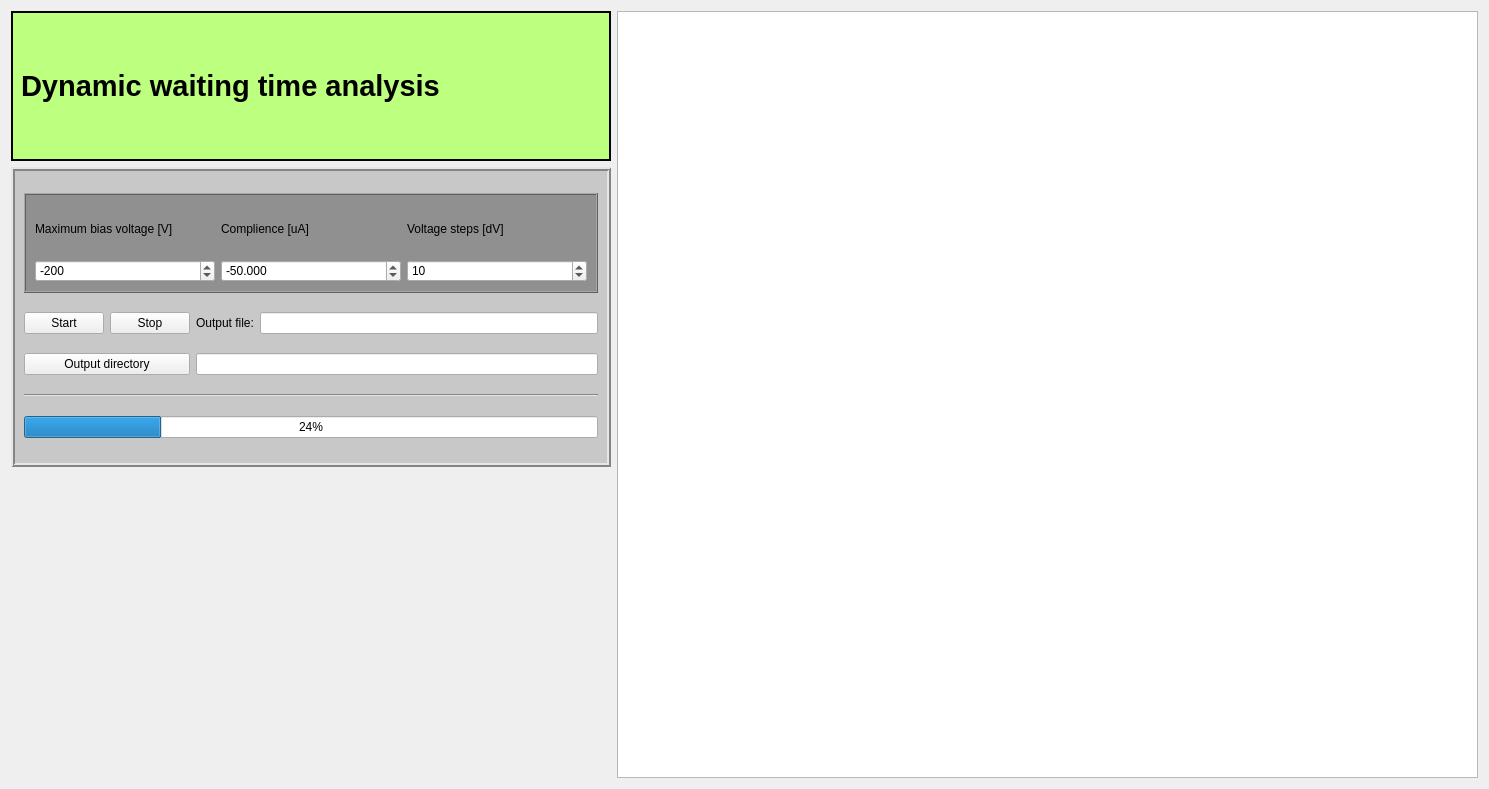
Chilldose/COMET, file modules/QT_Designer_UI/dynamicwaiting.ui: the form before one commit.
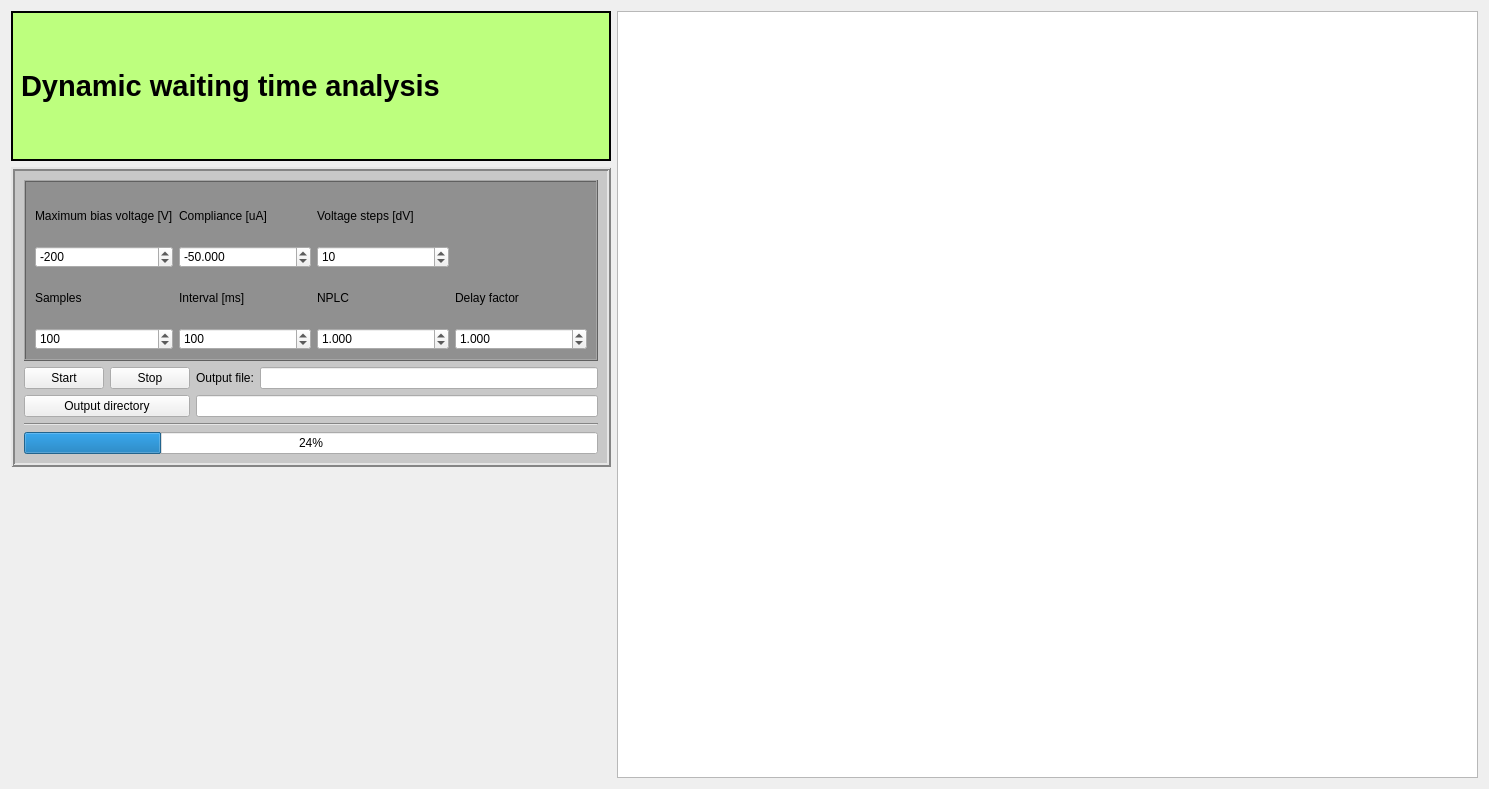
The form after the commit. Custom widgets are drawn as their Qt base class.

```diff
--- a/modules/QT_Designer_UI/dynamicwaiting.ui
+++ b/modules/QT_Designer_UI/dynamicwaiting.ui
@@ -52,27 +52,6 @@
      </property>
     </widget>
    </item>
-   <item row="0" column="1" rowspan="3">
-    <widget class="PlotWidget" name="current_plot">
-     <property name="sizePolicy">
-      <sizepolicy hsizetype="Expanding" vsizetype="Expanding">
-       <horstretch>0</horstretch>
-       <verstretch>0</verstretch>
-      </sizepolicy>
-     </property>
-     <property name="minimumSize">
-      <size>
-       <width>0</width>
-       <height>0</height>
-      </size>
-     </property>
-     <property name="font">
-      <font>
-       <pointsize>10</pointsize>
-      </font>
-     </property>
-    </widget>
-   </item>
    <item row="1" column="0">
     <widget class="QFrame" name="DoIVCVframe">
      <property name="maximumSize">
@@ -97,12 +76,70 @@
       <number>2</number>
      </property>
      <layout class="QGridLayout" name="gridLayout_2">
-      <item row="0" column="0" colspan="4">
+      <item row="2" column="3" colspan="2">
+       <widget class="QLineEdit" name="output_directory">
+        <property name="enabled">
+         <bool>true</bool>
+        </property>
+        <property name="autoFillBackground">
+         <bool>false</bool>
+        </property>
+        <property name="clearButtonEnabled">
+         <bool>false</bool>
+        </property>
+       </widget>
+      </item>
+      <item row="3" column="0" colspan="5">
+       <widget class="Line" name="line">
+        <property name="orientation">
+         <enum>Qt::Horizontal</enum>
+        </property>
+       </widget>
+      </item>
+      <item row="1" column="3">
+       <widget class="QLabel" name="label">
+        <property name="text">
+         <string>Output file:</string>
+        </property>
+       </widget>
+      </item>
+      <item row="1" column="4">
+       <widget class="QLineEdit" name="output_file"/>
+      </item>
+      <item row="1" column="0">
+       <widget class="QPushButton" name="StartButton">
+        <property name="text">
+         <string>Start</string>
+        </property>
+       </widget>
+      </item>
+      <item row="4" column="0" colspan="5">
+       <widget class="QProgressBar" name="progressBar">
+        <property name="value">
+         <number>24</number>
+        </property>
+       </widget>
+      </item>
+      <item row="1" column="1" colspan="2">
+       <widget class="QPushButton" name="StopButton">
+        <property name="text">
+         <string>Stop</string>
+        </property>
+       </widget>
+      </item>
+      <item row="2" column="0" colspan="3">
+       <widget class="QPushButton" name="change_directory">
+        <property name="text">
+         <string>Output directory</string>
+        </property>
+       </widget>
+      </item>
+      <item row="0" column="0" colspan="5">
        <widget class="QFrame" name="IV_settings_settings">
         <property name="maximumSize">
          <size>
           <width>16777215</width>
-          <height>100</height>
+          <height>200</height>
          </size>
         </property>
         <property name="font">
@@ -122,34 +159,60 @@
          <enum>QFrame::Raised</enum>
         </property>
         <layout class="QGridLayout" name="gridLayout">
-         <item row="1" column="2">
+         <item row="4" column="0">
+          <widget class="QDoubleSpinBox" name="samples_spinBox">
+           <property name="decimals">
+            <number>0</number>
+           </property>
+           <property name="minimum">
+            <double>0.000000000000000</double>
+           </property>
+           <property name="maximum">
+            <double>1000.000000000000000</double>
+           </property>
+           <property name="singleStep">
+            <double>10.000000000000000</double>
+           </property>
+           <property name="value">
+            <double>100.000000000000000</double>
+           </property>
+          </widget>
+         </item>
+         <item row="3" column="2">
+          <widget class="QLabel" name="max_voltage_label_IV_4">
+           <property name="text">
+            <string>NPLC</string>
+           </property>
+          </widget>
+         </item>
+         <item row="4" column="2">
+          <widget class="QDoubleSpinBox" name="NPLC_spinbox">
+           <property name="decimals">
+            <number>3</number>
+           </property>
+           <property name="minimum">
+            <double>0.001000000000000</double>
+           </property>
+           <property name="maximum">
+            <double>25.000000000000000</double>
+           </property>
+           <property name="singleStep">
+            <double>0.500000000000000</double>
+           </property>
+           <property name="value">
+            <double>1.000000000000000</double>
+           </property>
+          </widget>
+         </item>
+         <item row="0" column="2">
           <widget class="QLabel" name="voltages_steps_label">
            <property name="text">
             <string>Voltage steps [dV]</string>
            </property>
           </widget>
          </item>
-         <item row="2" column="0">
-          <widget class="QDoubleSpinBox" name="max_voltage_IV">
-           <property name="decimals">
-            <number>0</number>
-           </property>
-           <property name="minimum">
-            <double>-1000.000000000000000</double>
-           </property>
-           <property name="maximum">
-            <double>0.000000000000000</double>
-           </property>
-           <property name="singleStep">
-            <double>10.000000000000000</double>
-           </property>
-           <property name="value">
-            <double>-200.000000000000000</double>
-           </property>
-          </widget>
-         </item>
          <item row="2" column="1">
-          <widget class="QDoubleSpinBox" name="complience_IV">
+          <widget class="QDoubleSpinBox" name="compliance_IV">
            <property name="decimals">
             <number>3</number>
            </property>
@@ -167,10 +230,17 @@
            </property>
           </widget>
          </item>
-         <item row="1" column="1">
+         <item row="0" column="1">
           <widget class="QLabel" name="complience_label_IV">
            <property name="text">
-            <string>Complience [uA]</string>
+            <string>Compliance [uA]</string>
+           </property>
+          </widget>
+         </item>
+         <item row="3" column="1">
+          <widget class="QLabel" name="max_voltage_label_IV_3">
+           <property name="text">
+            <string>Interval [ms]</string>
            </property>
           </widget>
          </item>
@@ -190,77 +260,111 @@
            </property>
           </widget>
          </item>
-         <item row="1" column="0">
+         <item row="0" column="0">
           <widget class="QLabel" name="max_voltage_label_IV">
            <property name="text">
             <string>Maximum bias voltage [V]</string>
            </property>
           </widget>
          </item>
+         <item row="3" column="0">
+          <widget class="QLabel" name="max_voltage_label_IV_2">
+           <property name="text">
+            <string>Samples</string>
+           </property>
+          </widget>
+         </item>
+         <item row="2" column="0">
+          <widget class="QDoubleSpinBox" name="max_voltage_IV">
+           <property name="decimals">
+            <number>0</number>
+           </property>
+           <property name="minimum">
+            <double>-1000.000000000000000</double>
+           </property>
+           <property name="maximum">
+            <double>0.000000000000000</double>
+           </property>
+           <property name="singleStep">
+            <double>10.000000000000000</double>
+           </property>
+           <property name="value">
+            <double>-200.000000000000000</double>
+           </property>
+          </widget>
+         </item>
+         <item row="4" column="1">
+          <widget class="QDoubleSpinBox" name="interval_spinbox">
+           <property name="decimals">
+            <number>0</number>
+           </property>
+           <property name="minimum">
+            <double>0.000000000000000</double>
+           </property>
+           <property name="maximum">
+            <double>1000.000000000000000</double>
+           </property>
+           <property name="singleStep">
+            <double>10.000000000000000</double>
+           </property>
+           <property name="value">
+            <double>100.000000000000000</double>
+           </property>
+          </widget>
+         </item>
+         <item row="4" column="3">
+          <widget class="QDoubleSpinBox" name="delay_spinbox">
+           <property name="decimals">
+            <number>3</number>
+           </property>
+           <property name="minimum">
+            <double>0.001000000000000</double>
+           </property>
+           <property name="maximum">
+            <double>2.000000000000000</double>
+           </property>
+           <property name="singleStep">
+            <double>0.100000000000000</double>
+           </property>
+           <property name="value">
+            <double>1.000000000000000</double>
+           </property>
+          </widget>
+         </item>
+         <item row="3" column="3">
+          <widget class="QLabel" name="max_voltage_label_IV_5">
+           <property name="text">
+            <string>Delay factor</string>
+           </property>
+          </widget>
+         </item>
         </layout>
        </widget>
       </item>
-      <item row="1" column="0">
-       <widget class="QPushButton" name="StartButton">
-        <property name="text">
-         <string>Start</string>
-        </property>
-       </widget>
-      </item>
-      <item row="1" column="1">
-       <widget class="QPushButton" name="StopButton">
-        <property name="text">
-         <string>Stop</string>
-        </property>
-       </widget>
-      </item>
-      <item row="1" column="2">
-       <widget class="QLabel" name="label">
-        <property name="text">
-         <string>Output file:</string>
-        </property>
-       </widget>
-      </item>
-      <item row="1" column="3">
-       <widget class="QLineEdit" name="output_file"/>
-      </item>
-      <item row="2" column="0" colspan="2">
-       <widget class="QPushButton" name="change_directory">
-        <property name="text">
-         <string>Output directory</string>
-        </property>
-       </widget>
-      </item>
-      <item row="2" column="2" colspan="2">
-       <widget class="QLineEdit" name="output_directory">
-        <property name="enabled">
-         <bool>true</bool>
-        </property>
-        <property name="autoFillBackground">
-         <bool>false</bool>
-        </property>
-        <property name="clearButtonEnabled">
-         <bool>false</bool>
-        </property>
-       </widget>
-      </item>
-      <item row="3" column="0" colspan="4">
-       <widget class="Line" name="line">
-        <property name="orientation">
-         <enum>Qt::Horizontal</enum>
-        </property>
-       </widget>
-      </item>
-      <item row="4" column="0" colspan="4">
-       <widget class="QProgressBar" name="progressBar">
-        <property name="value">
-         <number>24</number>
-        </property>
-       </widget>
-      </item>
      </layout>
     </widget>
    </item>
+   <item row="0" column="1" rowspan="3">
+    <widget class="PlotWidget" name="current_plot">
+     <property name="sizePolicy">
+      <sizepolicy hsizetype="Expanding" vsizetype="Expanding">
+       <horstretch>0</horstretch>
+       <verstretch>0</verstretch>
+      </sizepolicy>
+     </property>
+     <property name="minimumSize">
+      <size>
+       <width>0</width>
+       <height>0</height>
+      </size>
+     </property>
+     <property name="font">
+      <font>
+       <pointsize>10</pointsize>
+      </font>
+     </property>
+    </widget>
+   </item>
   </layout>
  </widget>
  <customwidgets>
```
